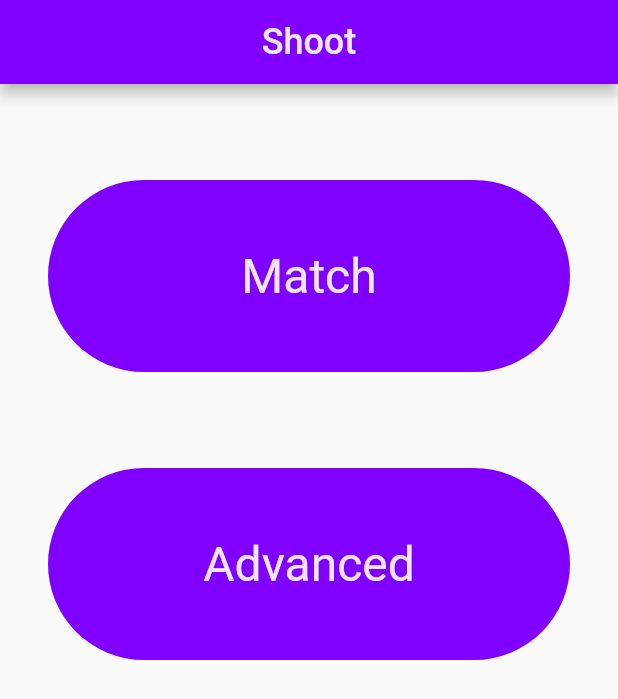
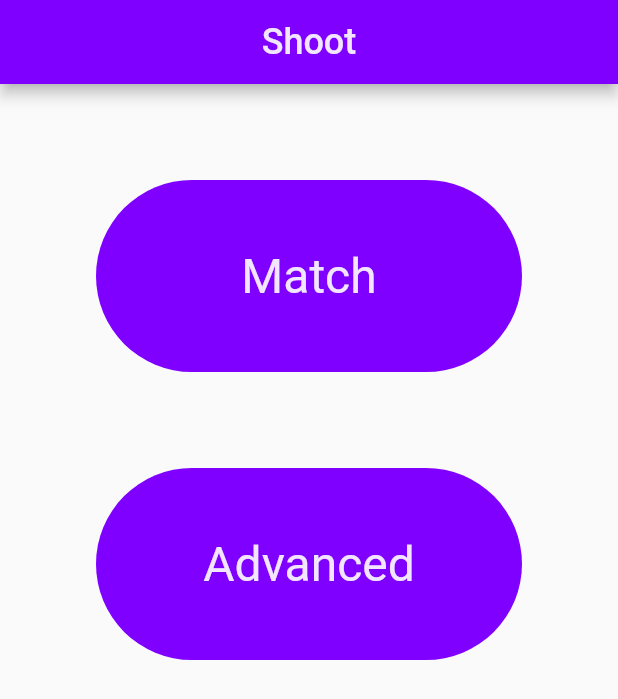
Before and after one commit to IamHARSHDABAS/shoot, a Flutter app: the screen it shows after launch, on a phone screen of 412 x 824 dp. Shown: the top 699 px of the screen. Run offline on Flutter 3.47's test engine with Material 2 defaults, Android fonts, the phone set to English and light mode, and no system bars.

Commit message:
width -> infinity

```diff
--- a/lib/home_page.dart
+++ b/lib/home_page.dart
@@ -17,13 +17,12 @@ class HomePage extends StatelessWidget {
         ),
       ),
       body: Center(
+        child: Padding(
+          padding: const EdgeInsets.all(64),
           child: Column(
             children: [
-            const SizedBox(
-              height: 64,
-            ),
               Container(
-              width: 348,
+                width: MediaQuery.of(context).size.width,
                 height: 128,
                 decoration: BoxDecoration(
                     borderRadius: BorderRadius.circular(100),
@@ -41,7 +40,7 @@ class HomePage extends StatelessWidget {
                 height: 64,
               ),
               Container(
-              width: 348,
+                width: MediaQuery.of(context).size.width,
                 height: 128,
                 decoration: BoxDecoration(
                     borderRadius: BorderRadius.circular(100),
@@ -58,6 +57,7 @@ class HomePage extends StatelessWidget {
             ],
           ),
         ),
+      ),
     );
   }
 }
```
Lines whose indentation alone changed are shown as unchanged.
